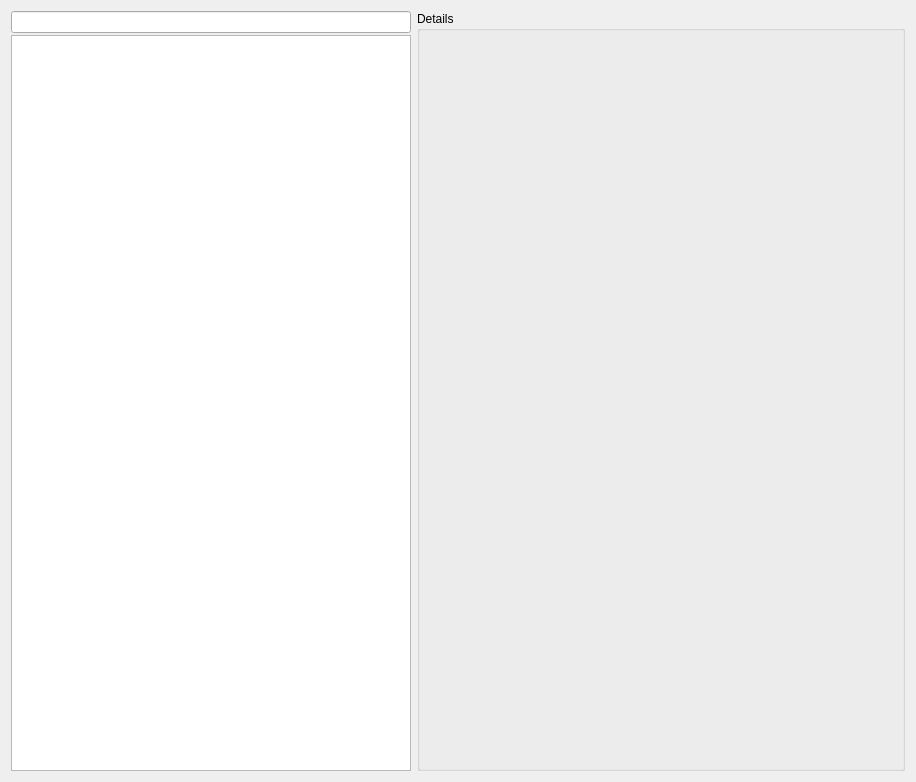
Before: the Qt Designer form incidenceeditor-ng/resourcemanagement.ui in KDE/kdepim, drawn with Qt 5.
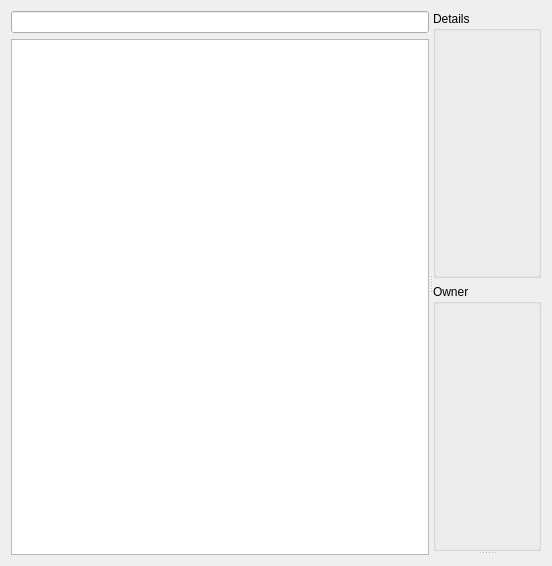
After: the same form once the commit is applied. Custom widgets are drawn as their Qt base class.

```diff
--- a/incidenceeditor-ng/resourcemanagement.ui
+++ b/incidenceeditor-ng/resourcemanagement.ui
@@ -6,46 +6,30 @@
    <rect>
     <x>0</x>
     <y>0</y>
-    <width>916</width>
-    <height>782</height>
+    <width>552</width>
+    <height>566</height>
    </rect>
   </property>
   <property name="windowTitle">
    <string>Form</string>
   </property>
-  <layout class="QHBoxLayout" name="horizontalLayout_2">
-   <property name="spacing">
-    <number>6</number>
-   </property>
+  <layout class="QVBoxLayout" name="verticalLayout_5">
    <item>
-    <layout class="QVBoxLayout" name="verticalLayout" stretch="0,0">
-     <property name="spacing">
-      <number>2</number>
+    <widget class="QSplitter" name="splitter_2">
+     <property name="orientation">
+      <enum>Qt::Horizontal</enum>
      </property>
+     <widget class="QWidget" name="">
+      <layout class="QVBoxLayout" name="verticalLayout">
      <item>
       <widget class="KLineEdit" name="resourceSearch">
-       <property name="maximumSize">
-        <size>
-         <width>400</width>
-         <height>16777215</height>
-        </size>
+         <property name="showClearButton" stdset="0">
+          <bool>true</bool>
        </property>
       </widget>
      </item>
      <item>
       <widget class="QTreeView" name="treeResults">
-       <property name="minimumSize">
-        <size>
-         <width>200</width>
-         <height>0</height>
-        </size>
-       </property>
-       <property name="maximumSize">
-        <size>
-         <width>400</width>
-         <height>16777215</height>
-        </size>
-       </property>
        <property name="alternatingRowColors">
         <bool>true</bool>
        </property>
@@ -55,23 +39,18 @@
       </widget>
      </item>
     </layout>
-   </item>
-   <item>
-    <layout class="QVBoxLayout" name="verticalLayout_2">
-     <property name="spacing">
-      <number>2</number>
-     </property>
+     </widget>
+     <widget class="QSplitter" name="splitter">
+      <property name="orientation">
+       <enum>Qt::Vertical</enum>
+      </property>
+      <widget class="QWidget" name="">
+       <layout class="QVBoxLayout" name="verticalLayout_3">
      <item>
       <widget class="QGroupBox" name="groupDetails">
        <property name="enabled">
         <bool>true</bool>
        </property>
-       <property name="sizePolicy">
-        <sizepolicy hsizetype="Expanding" vsizetype="Expanding">
-         <horstretch>0</horstretch>
-         <verstretch>0</verstretch>
-        </sizepolicy>
-       </property>
        <property name="title">
         <string>Details</string>
        </property>
@@ -86,9 +65,31 @@
       </widget>
      </item>
      <item>
-      <layout class="QHBoxLayout" name="resourceCalender"/>
-     </item>
-    </layout>
+         <widget class="QGroupBox" name="groupOwner">
+          <property name="enabled">
+           <bool>true</bool>
+          </property>
+          <property name="title">
+           <string>Owner</string>
+          </property>
+          <layout class="QVBoxLayout" name="verticalLayout_2">
+           <item>
+            <layout class="QFormLayout" name="formOwner"/>
+           </item>
+          </layout>
+         </widget>
+        </item>
+       </layout>
+      </widget>
+      <widget class="QWidget" name="">
+       <layout class="QHBoxLayout" name="resourceCalender">
+        <property name="sizeConstraint">
+         <enum>QLayout::SetDefaultConstraint</enum>
+        </property>
+       </layout>
+      </widget>
+     </widget>
+    </widget>
    </item>
   </layout>
  </widget>
```
Lines whose indentation alone changed are shown as unchanged.
